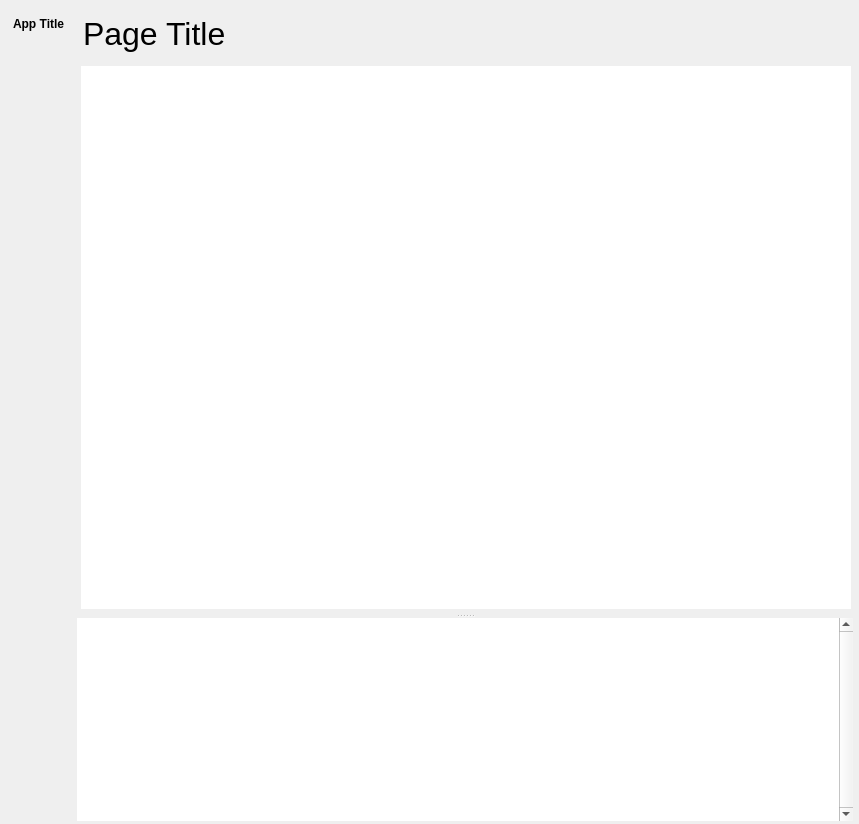
Before: the Qt Designer form src/conan_app_launcher/ui/fluent_window/fluent_window.ui in goszpeti/conan_explorer, drawn with Qt 5.
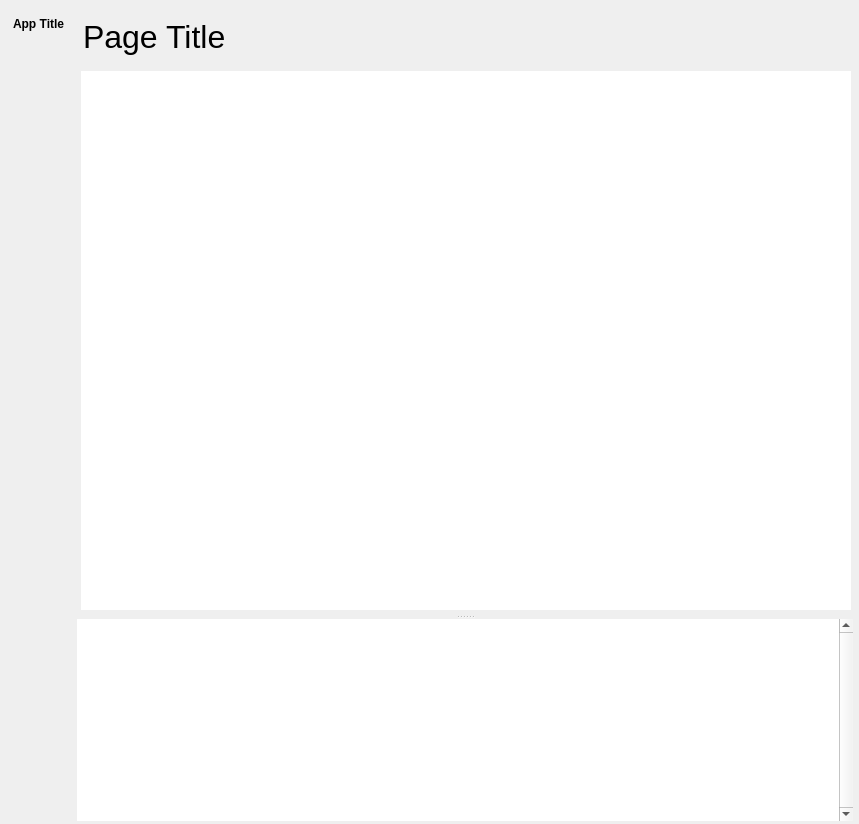
After: the same form once the commit is applied. Icons and pictures are not drawn.

Commit message: Apply Noto font and use mono font for console

```diff
--- a/src/conan_app_launcher/ui/fluent_window/fluent_window.ui
+++ b/src/conan_app_launcher/ui/fluent_window/fluent_window.ui
@@ -182,7 +182,7 @@
              <item>
               <widget class="QLabel" name="page_title">
                <property name="sizePolicy">
-                <sizepolicy hsizetype="Minimum" vsizetype="Preferred">
+                <sizepolicy hsizetype="Minimum" vsizetype="MinimumExpanding">
                  <horstretch>0</horstretch>
                  <verstretch>0</verstretch>
                 </sizepolicy>
@@ -582,6 +582,11 @@
                      <height>200</height>
                     </size>
                    </property>
+                   <property name="font">
+                    <font>
+                     <family>Consolas</family>
+                    </font>
+                   </property>
                    <property name="styleSheet">
                     <string notr="true"/>
                    </property>
@@ -613,8 +618,8 @@
 hr { height: 1px; border-width: 0; }
 li.unchecked::marker { content: &quot;\2610&quot;; }
 li.checked::marker { content: &quot;\2612&quot;; }
-&lt;/style&gt;&lt;/head&gt;&lt;body style=&quot; font-family:'Segoe UI'; font-size:9pt; font-weight:400; font-style:normal;&quot;&gt;
-&lt;p style=&quot;-qt-paragraph-type:empty; margin-top:0px; margin-bottom:0px; margin-left:0px; margin-right:0px; -qt-block-indent:0; text-indent:0px; font-family:'MS Shell Dlg 2'; font-size:7.875pt;&quot;&gt;&lt;br /&gt;&lt;/p&gt;&lt;/body&gt;&lt;/html&gt;</string>
+&lt;/style&gt;&lt;/head&gt;&lt;body style=&quot; font-family:'Consolas'; font-size:9pt; font-weight:400; font-style:normal;&quot;&gt;
+&lt;p style=&quot;-qt-paragraph-type:empty; margin-top:0px; margin-bottom:0px; margin-left:0px; margin-right:0px; -qt-block-indent:0; text-indent:0px; font-family:'Cascadia Mono';&quot;&gt;&lt;br /&gt;&lt;/p&gt;&lt;/body&gt;&lt;/html&gt;</string>
                    </property>
                    <property name="openExternalLinks">
                     <bool>true</bool>
```
Left out of the diff: 2 changed lines with no effect on the pictures. The commit also changes 12 other files.
